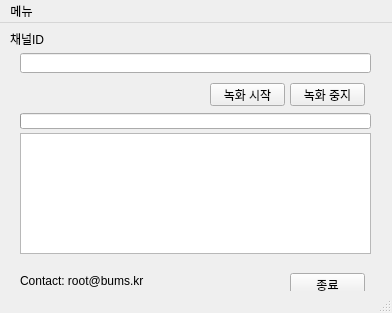
Above: ChzzkLinkUI.ui from reretay/ChzzkLink before the change. Below: the same form after it.
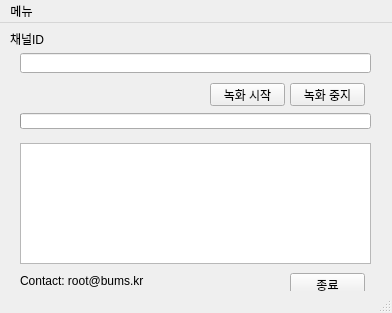
That is the form after the change. Icons and pictures are not drawn.

The edit to the form file:
```diff
--- a/ChzzkLinkUI.ui
+++ b/ChzzkLinkUI.ui
@@ -67,16 +67,6 @@
      <string>채널ID</string>
     </property>
    </widget>
-   <widget class="QTextBrowser" name="textBrowser">
-    <property name="geometry">
-     <rect>
-      <x>20</x>
-      <y>110</y>
-      <width>351</width>
-      <height>121</height>
-     </rect>
-    </property>
-   </widget>
    <widget class="QPushButton" name="pushButton_end">
     <property name="geometry">
      <rect>
@@ -122,6 +112,16 @@
      <bool>false</bool>
     </property>
    </widget>
+   <widget class="QTextEdit" name="textEdit">
+    <property name="geometry">
+     <rect>
+      <x>20</x>
+      <y>120</y>
+      <width>351</width>
+      <height>121</height>
+     </rect>
+    </property>
+   </widget>
   </widget>
   <widget class="QMenuBar" name="menubar">
    <property name="geometry">
```
Left out of the diff: 4 changed lines with no effect on the pictures.
